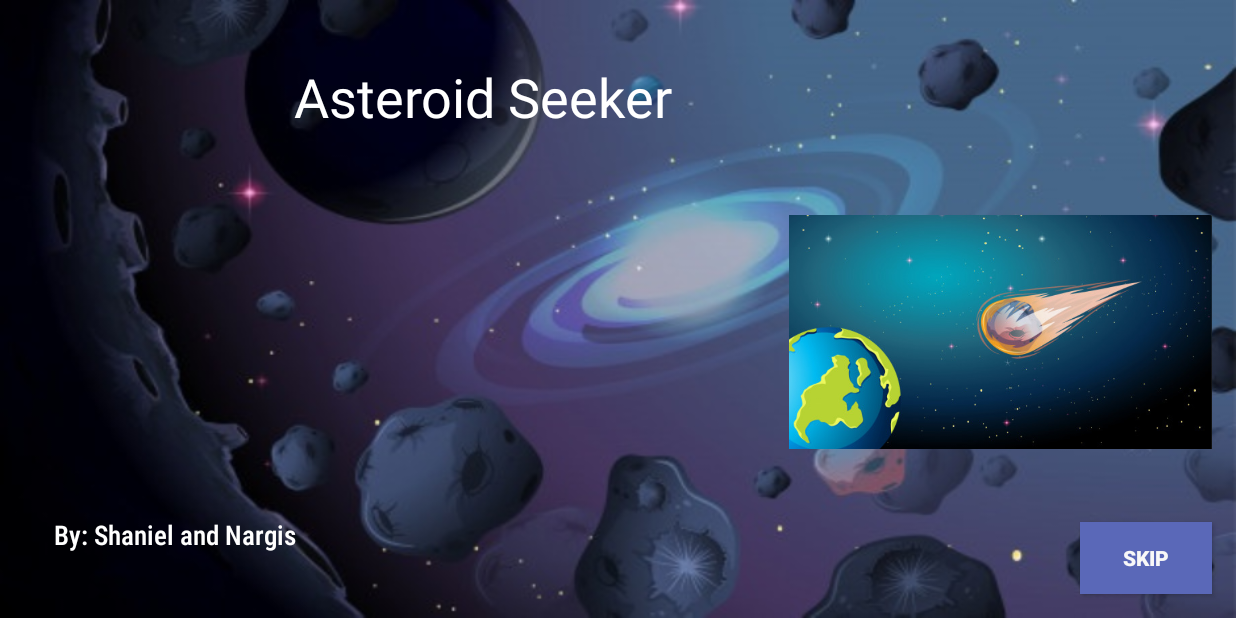
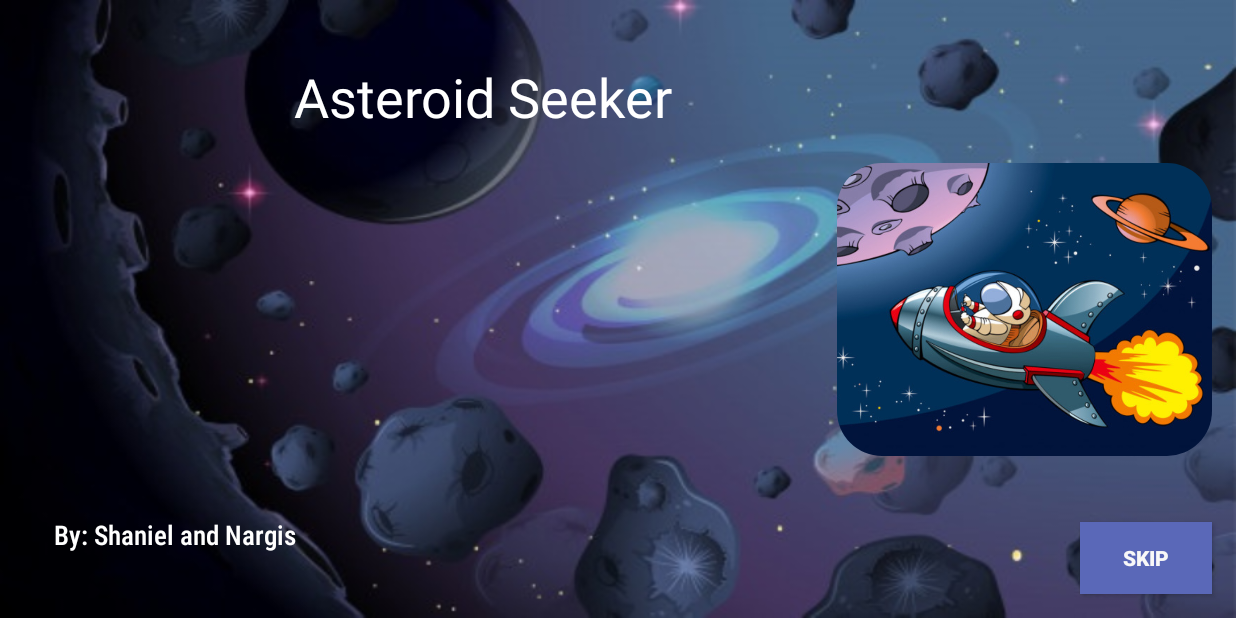
Before and after one commit to nargisgh/AsteroidSeeker, an Android app: the screen it shows after launch (MainActivity), on a phone screen of 824 x 412 dp (held sideways). Run offline under Robolectric (Android 15) with nearby library versions, the phone set to English and light mode, and no system bars; Roboto replaces fonts that are not available here.

Commit message:
New image rocket on welcome screen

```diff
--- a/app/src/main/java/ca/cmpt276/as3/mineseeker/MainActivity.java
+++ b/app/src/main/java/ca/cmpt276/as3/mineseeker/MainActivity.java
@@ -24,7 +24,7 @@ public class MainActivity extends AppCompatActivity {
         super.onCreate(savedInstanceState);
         setContentView(R.layout.activity_main);
         myImage = findViewById(R.id.anim);
-        myImage.setImageResource(R.drawable.asteroidfalling);
+        myImage.setImageResource(R.drawable.rocketship);
         rotateAnimation();
 
         skipBtn();
--- a/app/src/main/res/layout/activity_main.xml
+++ b/app/src/main/res/layout/activity_main.xml
@@ -53,17 +53,27 @@
         app:layout_constraintBottom_toBottomOf="parent"
         app:layout_constraintEnd_toEndOf="parent" />
 
-    <ImageView
-        android:id="@+id/anim"
-        android:layout_width="282dp"
-        android:layout_height="173dp"
-        android:layout_marginEnd="16dp"
-        android:layout_marginRight="16dp"
-        android:contentDescription="@string/asteroidfalling"
+    <androidx.cardview.widget.CardView
+        android:layout_width="250dp"
+        android:layout_height="195dp"
+        android:layout_margin="16dp"
+        app:cardBackgroundColor="@android:color/transparent"
+        app:cardCornerRadius="30dp"
+        app:cardElevation="0dp"
         app:layout_constraintBottom_toBottomOf="parent"
         app:layout_constraintEnd_toEndOf="parent"
         app:layout_constraintTop_toTopOf="parent"
-        app:layout_constraintVertical_bias="0.563"
-        app:srcCompat="@drawable/asteroidfalling" />
+        tools:ignore="MissingConstraints">
+
+        <ImageView
+            android:id="@+id/anim"
+            android:layout_width="match_parent"
+            android:layout_height="match_parent"
+            android:scaleType="centerCrop"
+            android:src="@drawable/rocketship"
+            tools:ignore="ContentDescription" />
+    </androidx.cardview.widget.CardView>
+
+
 
 </androidx.constraintlayout.widget.ConstraintLayout>
```
